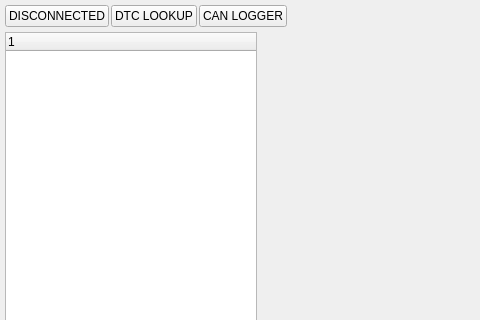
Qt form ui/splash.ui (fearricepudding/ECUPWN_APP) before a commit; both pictures show x 0 to 480 and y 0 to 320 of the 1198 by 656 pixel window.
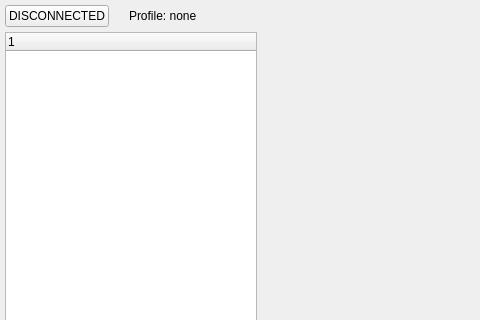
The same form after that commit. Icons and pictures are not drawn.

```diff
--- a/ui/splash.ui
+++ b/ui/splash.ui
@@ -59,19 +59,12 @@
        </widget>
       </item>
       <item>
-       <widget class="QPushButton" name="codeLookup">
-        <property name="text">
-         <string>DTC LOOKUP</string>
-        </property>
-       </widget>
-      </item>
-      <item>
-       <widget class="QPushButton" name="canLogger">
+       <widget class="QLabel" name="label_3">
         <property name="styleSheet">
-         <string notr="true"/>
+         <string notr="true">padding-left:15px;</string>
         </property>
         <property name="text">
-         <string>CAN LOGGER</string>
+         <string>Profile: none</string>
         </property>
        </widget>
       </item>
```
Left out of the diff: 2 changed lines with no effect on the pictures.
